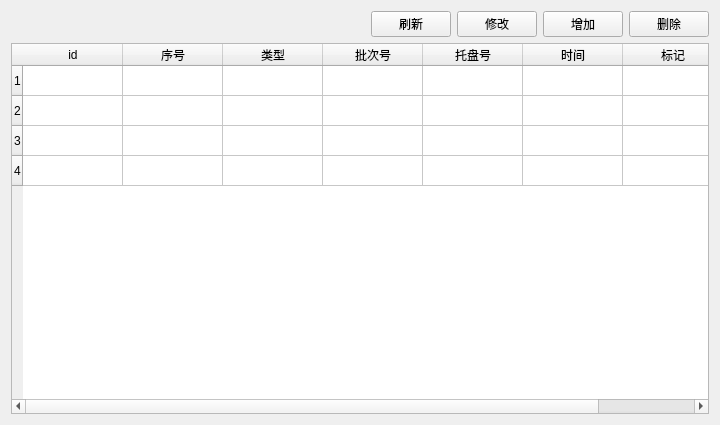
First picture: the form in maintaindata.ui, repository kangwenyun/batch_acquisition_system_qt_before, before the edit.
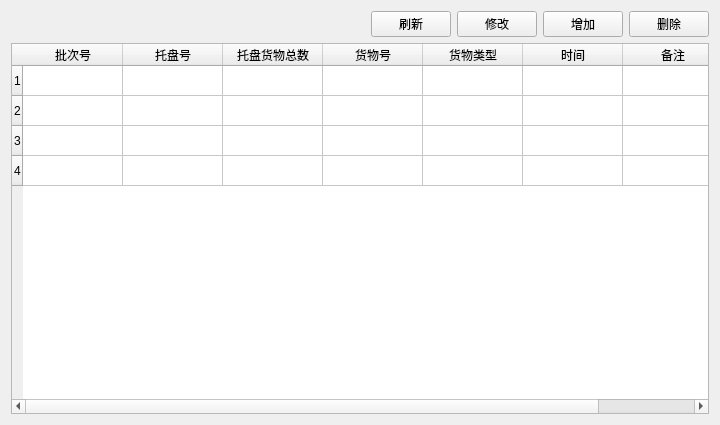
Second picture: the form after the edit.

Diff of the .ui file:
```diff
--- a/maintaindata.ui
+++ b/maintaindata.ui
@@ -85,21 +85,6 @@
        <string>4</string>
       </property>
      </row>
-     <column>
-      <property name="text">
-       <string>id</string>
-      </property>
-     </column>
-     <column>
-      <property name="text">
-       <string>序号</string>
-      </property>
-     </column>
-     <column>
-      <property name="text">
-       <string>类型</string>
-      </property>
-     </column>
      <column>
       <property name="text">
        <string>批次号</string>
@@ -110,6 +95,21 @@
        <string>托盘号</string>
       </property>
      </column>
+     <column>
+      <property name="text">
+       <string>托盘货物总数</string>
+      </property>
+     </column>
+     <column>
+      <property name="text">
+       <string>货物号</string>
+      </property>
+     </column>
+     <column>
+      <property name="text">
+       <string>货物类型</string>
+      </property>
+     </column>
      <column>
       <property name="text">
        <string>时间</string>
@@ -117,7 +117,7 @@
      </column>
      <column>
       <property name="text">
-       <string>标记</string>
+       <string>备注</string>
       </property>
      </column>
      <item row="0" column="0">
@@ -130,16 +130,6 @@
        <string/>
       </property>
      </item>
-     <item row="0" column="2">
-      <property name="text">
-       <string/>
-      </property>
-     </item>
-     <item row="0" column="3">
-      <property name="text">
-       <string/>
-      </property>
-     </item>
      <item row="0" column="4">
       <property name="text">
        <string/>
```
Left out of the diff: 2 changed lines with no effect on the pictures.
